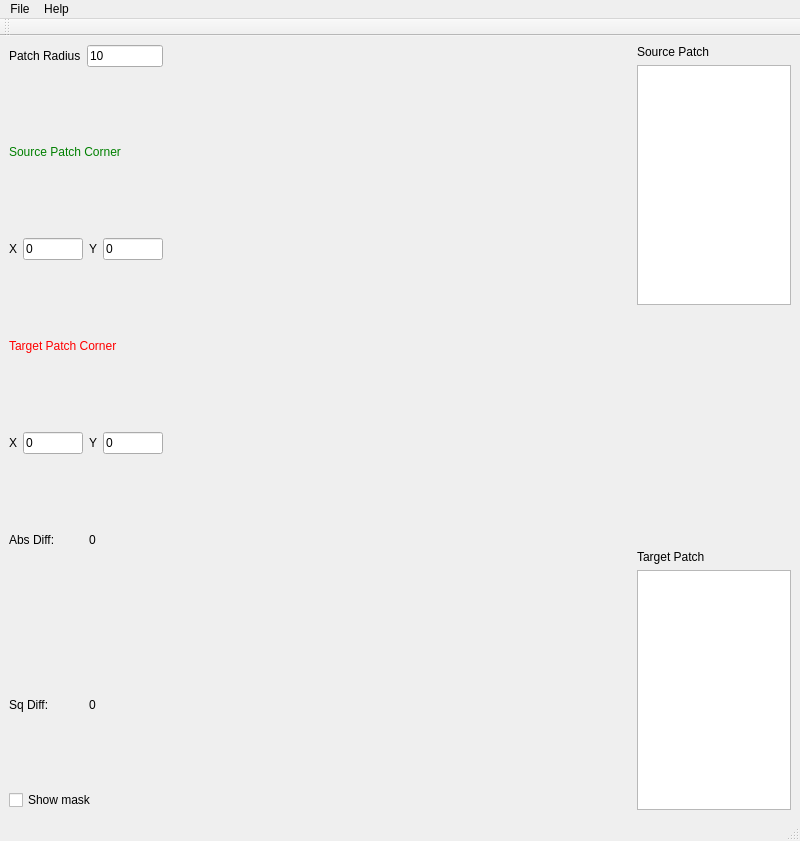
The window that InteractivePatchComparisonWidget.ui (daviddoria/InteractivePatchComparison) describes before a commit, drawn with Qt 5.
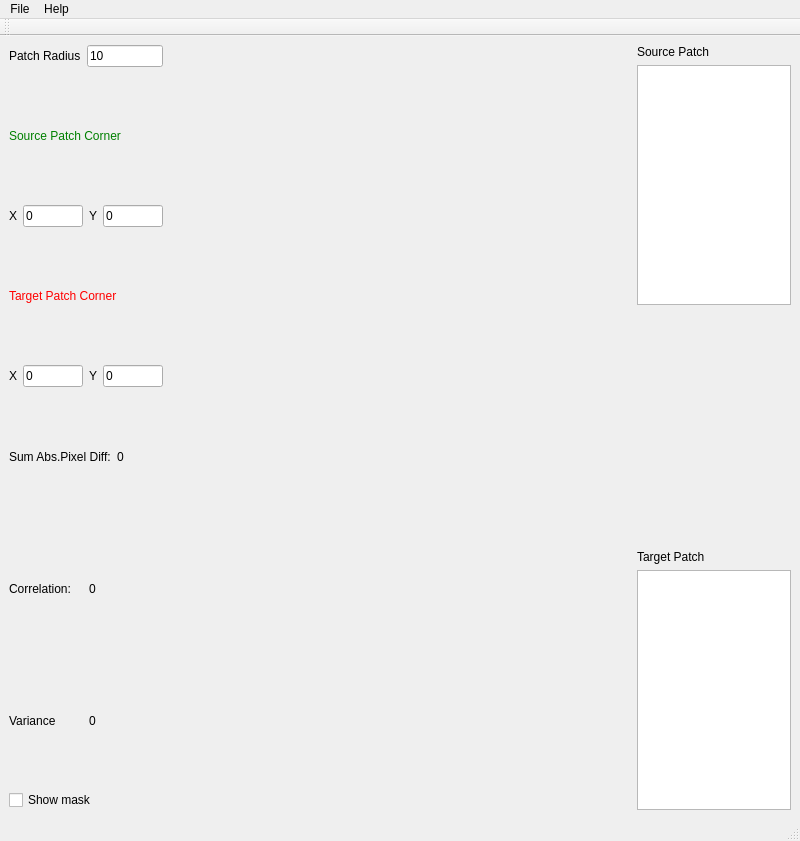
The same window after the commit. Custom widgets are drawn as their Qt base class.

Commit message: Wrote VarianceScore.

Patch:
```diff
--- a/InteractivePatchComparisonWidget.ui
+++ b/InteractivePatchComparisonWidget.ui
@@ -18,7 +18,7 @@
     <item row="0" column="0">
      <layout class="QHBoxLayout" name="horizontalLayout" stretch="1,3,1">
       <item>
-       <layout class="QVBoxLayout" name="verticalLayout" stretch="0,0,0,0,0,0,0,0">
+       <layout class="QVBoxLayout" name="verticalLayout" stretch="0,0,0,0,0,0,0,0,0">
         <item>
          <layout class="QHBoxLayout" name="horizontalLayout_2">
           <item>
@@ -123,7 +123,7 @@
           <item>
            <widget class="QLabel" name="label_8">
             <property name="text">
-             <string>Abs Diff:</string>
+             <string>Sum Abs.Pixel Diff:</string>
             </property>
            </widget>
           </item>
@@ -141,12 +141,30 @@
           <item>
            <widget class="QLabel" name="label_11">
             <property name="text">
-             <string>Sq Diff:</string>
+             <string>Correlation:</string>
             </property>
            </widget>
           </item>
           <item>
-           <widget class="QLabel" name="lblSquaredDifference">
+           <widget class="QLabel" name="lblCorrelation">
+            <property name="text">
+             <string>0</string>
+            </property>
+           </widget>
+          </item>
+         </layout>
+        </item>
+        <item>
+         <layout class="QHBoxLayout" name="horizontalLayout_7">
+          <item>
+           <widget class="QLabel" name="label_12">
+            <property name="text">
+             <string>Variance</string>
+            </property>
+           </widget>
+          </item>
+          <item>
+           <widget class="QLabel" name="lblVariance">
             <property name="text">
              <string>0</string>
             </property>
```
Left out of the diff: 2 changed lines with no effect on the pictures. The commit also changes 6 other files.
